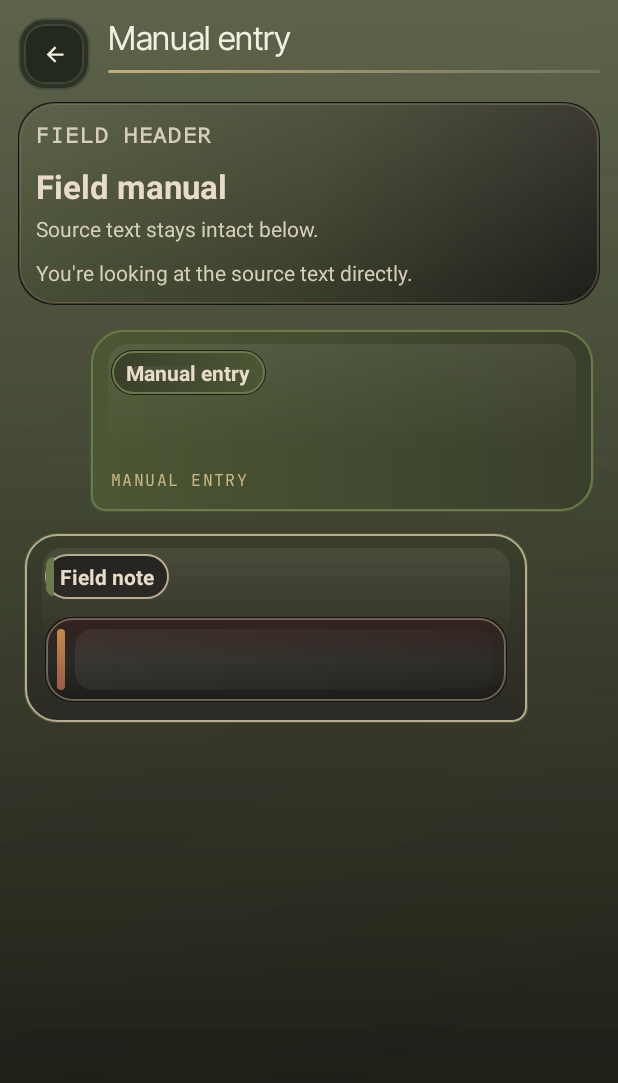
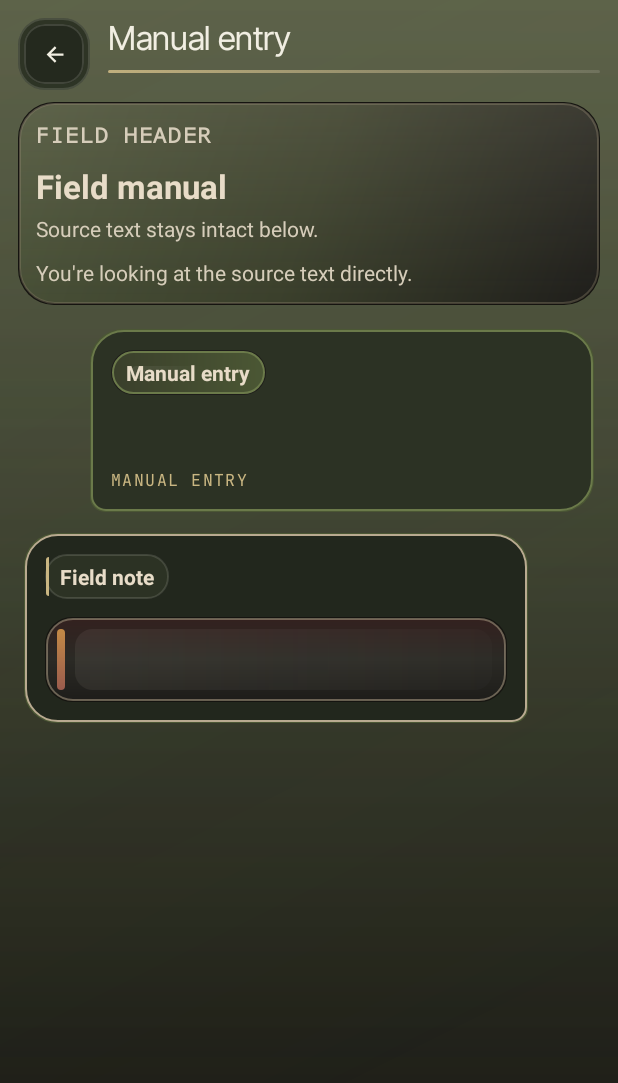
Before and after one commit to YotsuBotfds/senku-app, an Android app built with Jetpack Compose: the DetailActivity screen opened directly, with no data from a screen before it, on a phone screen of 412 x 824 dp. Shown: the top 1083 px of the screen. Run offline under Robolectric (Android 15) with nearby library versions, the phone set to English and light mode, and no system bars; network calls fail; Roboto replaces fonts that are not available here.

Commit message:
flatten answer evidence chrome

```diff
--- a/android-app/app/src/main/res/drawable/bg_chat_answer.xml
+++ b/android-app/app/src/main/res/drawable/bg_chat_answer.xml
@@ -17,10 +17,7 @@
         android:right="1dp"
         android:bottom="1dp">
         <shape android:shape="rectangle">
-            <gradient
-                android:angle="270"
-                android:endColor="@color/senku_bg_surface"
-                android:startColor="@color/senku_bg_olive" />
+            <solid android:color="@color/senku_rev03_bg_1" />
             <corners
                 android:topLeftRadius="21dp"
                 android:topRightRadius="21dp"
@@ -31,18 +28,4 @@
                 android:color="@color/senku_card_border" />
         </shape>
     </item>
-
-    <item
-        android:left="12dp"
-        android:top="10dp"
-        android:right="12dp"
-        android:bottom="56dp">
-        <shape android:shape="rectangle">
-            <gradient
-                android:angle="270"
-                android:endColor="#00FFFFFF"
-                android:startColor="#14FFFFFF" />
-            <corners android:radius="14dp" />
-        </shape>
-    </item>
 </layer-list>
--- a/android-app/app/src/main/res/drawable/bg_chat_question.xml
+++ b/android-app/app/src/main/res/drawable/bg_chat_question.xml
@@ -17,10 +17,7 @@
         android:right="1dp"
         android:bottom="1dp">
         <shape android:shape="rectangle">
-            <gradient
-                android:angle="0"
-                android:endColor="@color/senku_bg_olive"
-                android:startColor="@color/senku_accent_olive_dark" />
+            <solid android:color="@color/senku_rev03_bg_2" />
             <corners
                 android:topLeftRadius="21dp"
                 android:topRightRadius="21dp"
@@ -31,18 +28,4 @@
                 android:color="@color/senku_accent_olive" />
         </shape>
     </item>
-
-    <item
-        android:left="12dp"
-        android:top="10dp"
-        android:right="12dp"
-        android:bottom="42dp">
-        <shape android:shape="rectangle">
-            <gradient
-                android:angle="270"
-                android:endColor="#00FFFFFF"
-                android:startColor="#12FFFFFF" />
-            <corners android:radius="14dp" />
-        </shape>
-    </item>
 </layer-list>
--- a/android-app/app/src/main/res/drawable/bg_evidence_panel.xml
+++ b/android-app/app/src/main/res/drawable/bg_evidence_panel.xml
@@ -2,42 +2,25 @@
 <layer-list xmlns:android="http://schemas.android.com/apk/res/android">
     <item>
         <shape android:shape="rectangle">
-            <gradient
-                android:angle="270"
-                android:endColor="@color/senku_bg_surface"
-                android:startColor="@color/senku_bg_primary" />
-            <corners android:radius="18dp" />
+            <solid android:color="@color/senku_rev03_bg_2" />
+            <corners android:radius="@dimen/senku_rev03_corner_medium" />
             <stroke
                 android:width="1dp"
-                android:color="@color/senku_card_border" />
+                android:color="@color/senku_rev03_hairline_strong" />
         </shape>
     </item>
 
     <item
-        android:left="1dp"
-        android:top="1dp"
-        android:right="1dp"
-        android:bottom="1dp">
-        <shape android:shape="rectangle">
-            <gradient
-                android:angle="270"
-                android:endColor="#00000000"
-                android:startColor="#08E8DCC8" />
-            <corners android:radius="17dp" />
-            </shape>
-        </item>
-
-    <item
-        android:width="5dp"
+        android:width="2dp"
         android:gravity="left"
         android:left="1dp"
         android:top="2dp"
         android:bottom="2dp">
         <shape android:shape="rectangle">
-            <solid android:color="@color/senku_accent_olive" />
+            <solid android:color="@color/senku_rev03_accent" />
             <corners
-                android:topLeftRadius="5dp"
-                android:bottomLeftRadius="5dp" />
+                android:topLeftRadius="2dp"
+                android:bottomLeftRadius="2dp" />
         </shape>
     </item>
 </layer-list>
```
